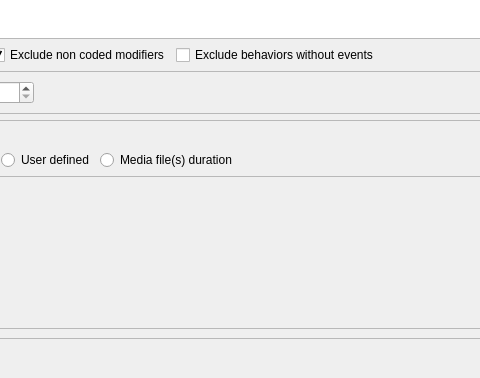
olivierfriard/BORIS, file boris/param_panel.ui: the form before one commit; both pictures show x 142 to 622 and y 512 to 890 of the 1037 by 890 pixel window.
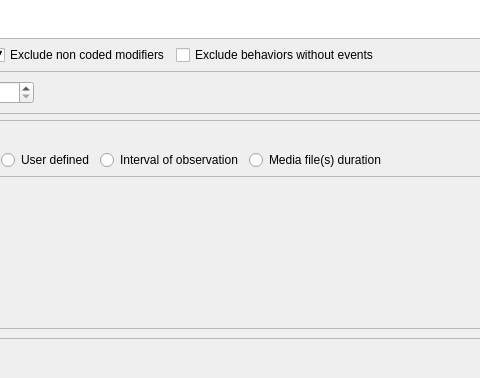
The form after the commit.

Commit message:
Time budget analysis using obs time interval
Add a fourth time option for the time budget
analyses that uses the time interval defined in
the observation itself. If no time interval is
defined for some observations, use the media
duration instead.

Diff of the .ui file:
```diff
--- a/boris/param_panel.ui
+++ b/boris/param_panel.ui
@@ -231,6 +231,13 @@
             </property>
            </widget>
           </item>
+          <item>
+           <widget class="QRadioButton" name="rb_obs_interval">
+            <property name="text">
+             <string>Interval of observation</string>
+            </property>
+           </widget>
+          </item>
           <item>
            <widget class="QRadioButton" name="rb_media_duration">
             <property name="text">
```
The commit also changes 7 other files.
